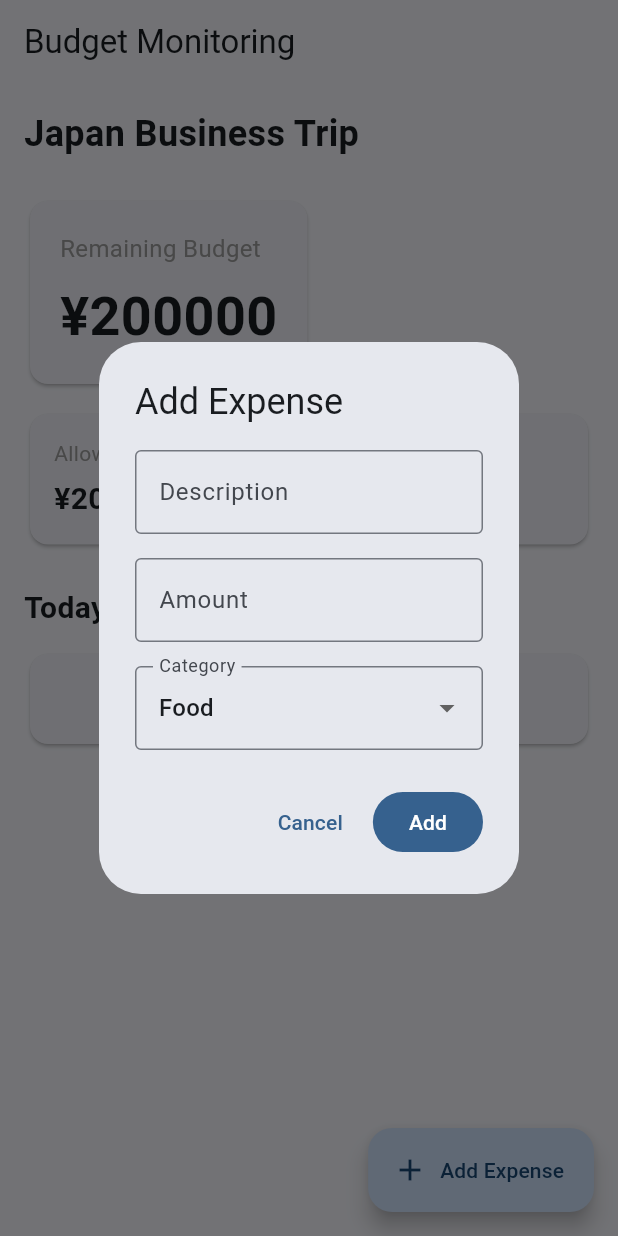
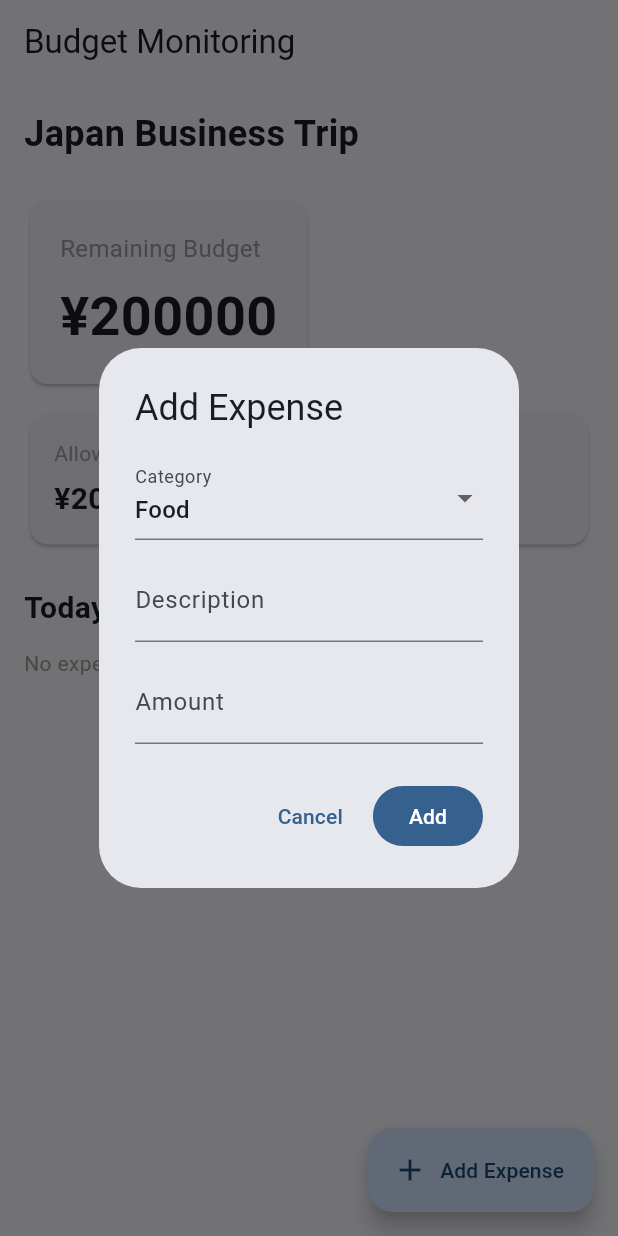
Before and after one commit to dodomozo/trip_budget, a Flutter app: the screen it shows after launch, after a tap on "Add Expense", on a phone screen of 412 x 824 dp. Run offline on Flutter 3.47's test engine with Material 3 defaults, Android fonts, the phone set to English and light mode, and no system bars; our stand-ins replace shared_preferences.

Commit message:
Add expense dates

```diff
--- a/lib/main.dart
+++ b/lib/main.dart
@@ -1,5 +1,3 @@
-import 'dart:convert';
-
 import 'package:flutter/material.dart';
 import 'package:shared_preferences/shared_preferences.dart';
 
@@ -27,6 +25,22 @@ class BudgetMonitoringApp extends StatelessWidget {
   }
 }
 
+class Expense {
+  final String category;
+  final String description;
+  final double amount;
+  final IconData icon;
+  final DateTime date;
+
+  Expense({
+    required this.category,
+    required this.description,
+    required this.amount,
+    required this.icon,
+    required this.date,
+  });
+}
+
 class BudgetHomePage extends StatefulWidget {
   const BudgetHomePage({super.key});
 
@@ -35,12 +49,79 @@ class BudgetHomePage extends StatefulWidget {
 }
 
 class _BudgetHomePageState extends State<BudgetHomePage> {
-  static const double totalAllowance = 200000.0;
-  static const String _expensesKey = 'expenses';
+  static const totalAllowance = 200000.0;
 
-  final List<Expense> expenses = [];
+  List<Expense> expenses = [];
 
-  bool _isLoading = true;
+  @override
+  void initState() {
+    super.initState();
+    _loadExpenses();
+  }
+
+  Future<void> _loadExpenses() async {
+    final prefs = await SharedPreferences.getInstance();
+
+    final descriptions = prefs.getStringList('expense_descriptions') ?? [];
+    final categories = prefs.getStringList('expense_categories') ?? [];
+    final amounts = prefs.getStringList('expense_amounts') ?? [];
+    final dates = prefs.getStringList('expense_dates') ?? [];
+
+    final loadedExpenses = <Expense>[];
+
+    for (var i = 0; i < descriptions.length; i++) {
+      loadedExpenses.add(
+        Expense(
+          description: descriptions[i],
+          category: categories[i],
+          amount: double.parse(amounts[i]),
+          icon: _getIcon(categories[i]),
+          date: DateTime.parse(dates[i]),
+        ),
+      );
+    }
+
+    setState(() {
+      expenses = loadedExpenses;
+    });
+  }
+
+  Future<void> _saveExpenses() async {
+    final prefs = await SharedPreferences.getInstance();
+
+    await prefs.setStringList(
+      'expense_descriptions',
+      expenses.map((expense) => expense.description).toList(),
+    );
+
+    await prefs.setStringList(
+      'expense_categories',
+      expenses.map((expense) => expense.category).toList(),
+    );
+
+    await prefs.setStringList(
+      'expense_amounts',
+      expenses.map((expense) => expense.amount.toString()).toList(),
+    );
+
+    await prefs.setStringList(
+      'expense_dates',
+      expenses.map((expense) => expense.date.toIso8601String()).toList(),
+    );
+  }
+
+  IconData _getIcon(String category) {
+    switch (category) {
+      case 'Food':
+        return Icons.restaurant;
+      case 'Transportation':
+        return Icons.train;
+      case 'Shopping':
+        return Icons.shopping_bag;
+      default:
+        return Icons.receipt;
+    }
+  }
 
   double get totalSpent {
     return expenses.fold(0, (sum, expense) => sum + expense.amount);
@@ -50,86 +131,124 @@ class _BudgetHomePageState extends State<BudgetHomePage> {
     return totalAllowance - totalSpent;
   }
 
-  @override
-  void initState() {
-    super.initState();
-    _loadExpenses();
-  }
+  Future<void> _addExpense() async {
+    final descriptionController = TextEditingController();
+    final amountController = TextEditingController();
 
-  Future<void> _loadExpenses() async {
-    final prefs = await SharedPreferences.getInstance();
-    final savedExpenses = prefs.getStringList(_expensesKey);
+    String selectedCategory = 'Food';
 
-    if (savedExpenses != null) {
-      expenses.clear();
-
-      for (final expenseJson in savedExpenses) {
-        final expenseMap = jsonDecode(expenseJson);
-
-        expenses.add(
-          Expense.fromJson(expenseMap),
-        );
-      }
-    }
-
-    if (mounted) {
-      setState(() {
-        _isLoading = false;
-      });
-    }
-  }
-
-  Future<void> _saveExpenses() async {
-    final prefs = await SharedPreferences.getInstance();
-
-    final savedExpenses = expenses
-        .map((expense) => jsonEncode(expense.toJson()))
-        .toList();
-
-    await prefs.setStringList(
-      _expensesKey,
-      savedExpenses,
-    );
-  }
-
-  Future<void> _addExpense() async {
     final result = await showDialog<Expense>(
       context: context,
       builder: (context) {
-        return const AddExpenseDialog();
+        return StatefulBuilder(
+          builder: (context, setDialogState) {
+            return AlertDialog(
+              title: const Text('Add Expense'),
+              content: Column(
+                mainAxisSize: MainAxisSize.min,
+                children: [
+                  DropdownButtonFormField<String>(
+                    initialValue: selectedCategory,
+                    decoration: const InputDecoration(labelText: 'Category'),
+                    items: const [
+                      DropdownMenuItem(value: 'Food', child: Text('Food')),
+                      DropdownMenuItem(
+                        value: 'Transportation',
+                        child: Text('Transportation'),
+                      ),
+                      DropdownMenuItem(
+                        value: 'Shopping',
+                        child: Text('Shopping'),
+                      ),
+                      DropdownMenuItem(value: 'Other', child: Text('Other')),
+                    ],
+                    onChanged: (value) {
+                      if (value != null) {
+                        setDialogState(() {
+                          selectedCategory = value;
+                        });
+                      }
+                    },
+                  ),
+                  const SizedBox(height: 12),
+                  TextField(
+                    controller: descriptionController,
+                    decoration: const InputDecoration(labelText: 'Description'),
+                  ),
+                  const SizedBox(height: 12),
+                  TextField(
+                    controller: amountController,
+                    keyboardType: TextInputType.number,
+                    decoration: const InputDecoration(
+                      labelText: 'Amount',
+                      prefixText: '¥ ',
+                    ),
+                  ),
+                ],
+              ),
+              actions: [
+                TextButton(
+                  onPressed: () => Navigator.pop(context),
+                  child: const Text('Cancel'),
+                ),
+                FilledButton(
+                  onPressed: () {
+                    final description = descriptionController.text.trim();
+                    final amount = double.tryParse(
+                      amountController.text.trim(),
+                    );
+
+                    if (description.isEmpty || amount == null) {
+                      return;
+                    }
+
+                    Navigator.pop(
+                      context,
+                      Expense(
+                        category: selectedCategory,
+                        description: description,
+                        amount: amount,
+                        icon: _getIcon(selectedCategory),
+                        date: DateTime.now(),
+                      ),
+                    );
+                  },
+                  child: const Text('Add'),
+                ),
+              ],
+            );
+          },
+        );
       },
     );
 
-    if (result != null) {
+    if (result == null) {
+      return;
+    }
+
     setState(() {
       expenses.add(result);
     });
 
     await _saveExpenses();
   }
+
+  String _formatDate(DateTime date) {
+    return '${date.year}-${date.month.toString().padLeft(2, '0')}-${date.day.toString().padLeft(2, '0')}';
   }
 
   @override
   Widget build(BuildContext context) {
     return Scaffold(
-      appBar: AppBar(
-        title: const Text('Budget Monitoring'),
-      ),
-      body: _isLoading
-          ? const Center(
-              child: CircularProgressIndicator(),
-            )
-          : SingleChildScrollView(
+      appBar: AppBar(title: const Text('Budget Monitoring')),
+      body: SingleChildScrollView(
         padding: const EdgeInsets.all(16),
         child: Column(
           crossAxisAlignment: CrossAxisAlignment.start,
           children: [
             const Text(
               'Japan Business Trip',
-                    style: TextStyle(
-                      fontSize: 24,
-                      fontWeight: FontWeight.bold,
-                    ),
+              style: TextStyle(fontSize: 24, fontWeight: FontWeight.bold),
             ),
 
             const SizedBox(height: 24),
@@ -142,20 +261,14 @@ class _BudgetHomePageState extends State<BudgetHomePage> {
                   children: [
                     const Text(
                       'Remaining Budget',
-                            style: TextStyle(
-                              fontSize: 16,
-                              color: Colors.grey,
-                            ),
+                      style: TextStyle(fontSize: 16, color: Colors.grey),
                     ),
                     const SizedBox(height: 8),
                     Text(
                       '¥${remainingBudget.toStringAsFixed(0)}',
-                            style: TextStyle(
+                      style: const TextStyle(
                         fontSize: 36,
                         fontWeight: FontWeight.bold,
-                              color: remainingBudget < 0
-                                  ? Colors.red
-                                  : null,
                       ),
                     ),
                   ],
@@ -170,16 +283,14 @@ class _BudgetHomePageState extends State<BudgetHomePage> {
                 Expanded(
                   child: _SummaryCard(
                     title: 'Allowance',
-                          value:
-                              '¥${totalAllowance.toStringAsFixed(0)}',
+                    value: '¥${totalAllowance.toStringAsFixed(0)}',
                   ),
                 ),
                 const SizedBox(width: 12),
                 Expanded(
                   child: _SummaryCard(
                     title: 'Spent',
-                          value:
-                              '¥${totalSpent.toStringAsFixed(0)}',
+                    value: '¥${totalSpent.toStringAsFixed(0)}',
                   ),
                 ),
               ],
@@ -189,32 +300,24 @@ class _BudgetHomePageState extends State<BudgetHomePage> {
 
             const Text(
               "Today's Spending",
-                    style: TextStyle(
-                      fontSize: 20,
-                      fontWeight: FontWeight.bold,
-                    ),
+              style: TextStyle(fontSize: 20, fontWeight: FontWeight.bold),
             ),
 
             const SizedBox(height: 12),
 
             if (expenses.isEmpty)
-                    const Card(
-                      child: Padding(
-                        padding: EdgeInsets.all(20),
-                        child: Center(
-                          child: Text(
-                            'No expenses recorded today.',
-                            style: TextStyle(
-                              color: Colors.grey,
+              const Text(
+                'No expenses yet.',
+                style: TextStyle(color: Colors.grey),
               ),
-                          ),
-                        ),
-                      ),
-                    )
-                  else
+
             ...expenses.map(
               (expense) => _ExpenseItem(
-                        expense: expense,
+                category: expense.category,
+                description: expense.description,
+                amount: expense.amount,
+                icon: expense.icon,
+                date: _formatDate(expense.date),
               ),
             ),
           ],
@@ -230,208 +333,11 @@ class _BudgetHomePageState extends State<BudgetHomePage> {
   }
 }
 
-class Expense {
-  final String category;
-  final String description;
-  final double amount;
-  final IconData icon;
-
-  Expense({
-    required this.category,
-    required this.description,
-    required this.amount,
-    required this.icon,
-  });
-
-  Map<String, dynamic> toJson() {
-    return {
-      'category': category,
-      'description': description,
-      'amount': amount,
-    };
-  }
-
-  factory Expense.fromJson(Map<String, dynamic> json) {
-    final category = json['category'] as String;
-
-    return Expense(
-      category: category,
-      description: json['description'] as String,
-      amount: (json['amount'] as num).toDouble(),
-      icon: _iconForCategory(category),
-    );
-  }
-
-  static IconData _iconForCategory(String category) {
-    switch (category) {
-      case 'Food':
-        return Icons.restaurant;
-      case 'Transportation':
-        return Icons.train;
-      case 'Shopping':
-        return Icons.shopping_bag;
-      case 'Accommodation':
-        return Icons.hotel;
-      default:
-        return Icons.more_horiz;
-    }
-  }
-}
-
-class AddExpenseDialog extends StatefulWidget {
-  const AddExpenseDialog({super.key});
-
-  @override
-  State<AddExpenseDialog> createState() => _AddExpenseDialogState();
-}
-
-class _AddExpenseDialogState extends State<AddExpenseDialog> {
-  final _formKey = GlobalKey<FormState>();
-  final _descriptionController = TextEditingController();
-  final _amountController = TextEditingController();
-
-  String _selectedCategory = 'Food';
-
-  final Map<String, IconData> _categoryIcons = {
-    'Food': Icons.restaurant,
-    'Transportation': Icons.train,
-    'Shopping': Icons.shopping_bag,
-    'Accommodation': Icons.hotel,
-    'Other': Icons.more_horiz,
-  };
-
-  @override
-  void dispose() {
-    _descriptionController.dispose();
-    _amountController.dispose();
-    super.dispose();
-  }
-
-  void _saveExpense() {
-    if (!_formKey.currentState!.validate()) {
-      return;
-    }
-
-    final amount = double.parse(
-      _amountController.text,
-    );
-
-    final expense = Expense(
-      category: _selectedCategory,
-      description: _descriptionController.text.trim(),
-      amount: amount,
-      icon: _categoryIcons[_selectedCategory]!,
-    );
-
-    Navigator.of(context).pop(expense);
-  }
-
-  @override
-  Widget build(BuildContext context) {
-    return AlertDialog(
-      title: const Text('Add Expense'),
-      content: Form(
-        key: _formKey,
-        child: SingleChildScrollView(
-          child: Column(
-            mainAxisSize: MainAxisSize.min,
-            children: [
-              TextFormField(
-                controller: _descriptionController,
-                decoration: const InputDecoration(
-                  labelText: 'Description',
-                  hintText: 'e.g. Lunch',
-                  border: OutlineInputBorder(),
-                ),
-                validator: (value) {
-                  if (value == null ||
-                      value.trim().isEmpty) {
-                    return 'Enter a description';
-                  }
-
-                  return null;
-                },
-              ),
-
-              const SizedBox(height: 16),
-
-              TextFormField(
-                controller: _amountController,
-                keyboardType:
-                    const TextInputType.numberWithOptions(
-                  decimal: true,
-                ),
-                decoration: const InputDecoration(
-                  labelText: 'Amount',
-                  prefixText: '¥ ',
-                  border: OutlineInputBorder(),
-                ),
-                validator: (value) {
-                  if (value == null ||
-                      value.trim().isEmpty) {
-                    return 'Enter an amount';
-                  }
-
-                  final amount = double.tryParse(value);
-
-                  if (amount == null || amount <= 0) {
-                    return 'Enter a valid amount';
-                  }
-
-                  return null;
-                },
-              ),
-
-              const SizedBox(height: 16),
-
-              DropdownButtonFormField<String>(
-                initialValue: _selectedCategory,
-                decoration: const InputDecoration(
-                  labelText: 'Category',
-                  border: OutlineInputBorder(),
-                ),
-                items: _categoryIcons.keys.map((category) {
-                  return DropdownMenuItem(
-                    value: category,
-                    child: Text(category),
-                  );
-                }).toList(),
-                onChanged: (value) {
-                  if (value != null) {
-                    setState(() {
-                      _selectedCategory = value;
-                    });
-                  }
-                },
-              ),
-            ],
-          ),
-        ),
-      ),
-      actions: [
-        TextButton(
-          onPressed: () {
-            Navigator.of(context).pop();
-          },
-          child: const Text('Cancel'),
-        ),
-        FilledButton(
-          onPressed: _saveExpense,
-          child: const Text('Add'),
-        ),
-      ],
-    );
-  }
-}
-
 class _SummaryCard extends StatelessWidget {
   final String title;
   final String value;
 
-  const _SummaryCard({
-    required this.title,
-    required this.value,
-  });
+  const _SummaryCard({required this.title, required this.value});
 
   @override
   Widget build(BuildContext context) {
@@ -439,22 +345,13 @@ class _SummaryCard extends StatelessWidget {
       child: Padding(
         padding: const EdgeInsets.all(16),
         child: Column(
-          crossAxisAlignment:
-              CrossAxisAlignment.start,
+          crossAxisAlignment: CrossAxisAlignment.start,
           children: [
-            Text(
-              title,
-              style: const TextStyle(
-                color: Colors.grey,
-              ),
-            ),
+            Text(title, style: const TextStyle(color: Colors.grey)),
             const SizedBox(height: 6),
             Text(
               value,
-              style: const TextStyle(
-                fontSize: 20,
-                fontWeight: FontWeight.bold,
-              ),
+              style: const TextStyle(fontSize: 20, fontWeight: FontWeight.bold),
             ),
           ],
         ),
@@ -464,10 +361,18 @@ class _SummaryCard extends StatelessWidget {
 }
 
 class _ExpenseItem extends StatelessWidget {
-  final Expense expense;
+  final String category;
+  final String description;
+  final double amount;
+  final IconData icon;
+  final String date;
 
   const _ExpenseItem({
-    required this.expense,
+    required this.category,
+    required this.description,
+    required this.amount,
+    required this.icon,
+    required this.date,
   });
 
   @override
@@ -475,16 +380,12 @@ class _ExpenseItem extends StatelessWidget {
     return Card(
       margin: const EdgeInsets.only(bottom: 8),
       child: ListTile(
-        leading: CircleAvatar(
-          child: Icon(expense.icon),
-        ),
-        title: Text(expense.description),
-        subtitle: Text(expense.category),
+        leading: CircleAvatar(child: Icon(icon)),
+        title: Text(description),
+        subtitle: Text('$category • $date'),
         trailing: Text(
-          '¥${expense.amount.toStringAsFixed(0)}',
-          style: const TextStyle(
-            fontWeight: FontWeight.bold,
-          ),
+          '¥${amount.toStringAsFixed(0)}',
+          style: const TextStyle(fontWeight: FontWeight.bold),
         ),
       ),
     );
```
Also changed, not shown: 1 other file. Lines whose indentation alone changed are shown as unchanged.
